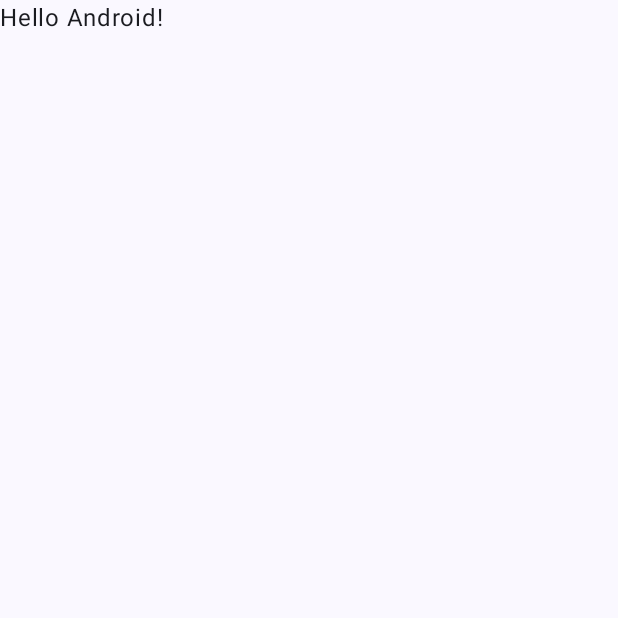
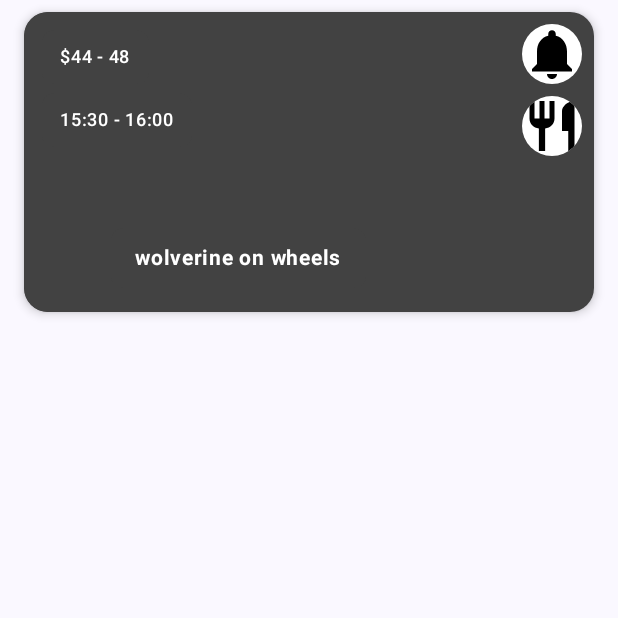
Before and after one commit to sneakout-app/m-and, an Android app built with Jetpack Compose: the screen it shows after launch (MainActivity), on a phone screen of 412 x 824 dp, the top half of it. Before the commit the part shown is almost empty. Run offline under Robolectric (Android 15) with nearby library versions, the phone set to English and light mode, and no system bars.

Commit message:
Some frontend

```diff
--- a/app/build.gradle.kts
+++ b/app/build.gradle.kts
@@ -50,6 +50,7 @@ dependencies {
     implementation(libs.androidx.compose.ui.graphics)
     implementation(libs.androidx.compose.ui.tooling.preview)
     implementation(libs.androidx.compose.material3)
+    implementation("androidx.compose.material:material-icons-extended")
     testImplementation(libs.junit)
     androidTestImplementation(libs.androidx.junit)
     androidTestImplementation(libs.androidx.espresso.core)
--- a/app/src/main/java/com/example/openfoodmaps/MainActivity.kt
+++ b/app/src/main/java/com/example/openfoodmaps/MainActivity.kt
@@ -11,6 +11,7 @@ import androidx.compose.material3.Text
 import androidx.compose.runtime.Composable
 import androidx.compose.ui.Modifier
 import androidx.compose.ui.tooling.preview.Preview
+import com.example.openfoodmaps.ui.components.CardListing
 import com.example.openfoodmaps.ui.theme.OpenFoodMapsTheme
 
 class MainActivity : ComponentActivity() {
@@ -20,8 +21,7 @@ class MainActivity : ComponentActivity() {
         setContent {
             OpenFoodMapsTheme {
                 Scaffold(modifier = Modifier.fillMaxSize()) { innerPadding ->
-                    Greeting(
-                        name = "Android",
+                    CardListing(
                         modifier = Modifier.padding(innerPadding)
                     )
                 }
--- /dev/null
+++ b/app/src/main/java/com/example/openfoodmaps/ui/components/CardListing.kt
@@ -0,0 +1,324 @@
+package com.example.openfoodmaps.ui.components
+
+import androidx.compose.animation.core.animateFloatAsState
+import androidx.compose.animation.core.tween
+import androidx.compose.foundation.background
+import androidx.compose.foundation.layout.Box
+import androidx.compose.foundation.layout.Column
+import androidx.compose.foundation.layout.fillMaxHeight
+import androidx.compose.foundation.layout.fillMaxWidth
+import androidx.compose.foundation.layout.height
+import androidx.compose.foundation.layout.offset
+import androidx.compose.foundation.layout.padding
+import androidx.compose.foundation.layout.Spacer
+import androidx.compose.foundation.shape.RoundedCornerShape
+import androidx.compose.material.icons.Icons
+import androidx.compose.material.icons.filled.Close
+import androidx.compose.material.icons.filled.Notifications
+import androidx.compose.material.icons.filled.Restaurant
+import androidx.compose.material3.Card
+import androidx.compose.material3.CardDefaults
+import androidx.compose.material3.Text
+import androidx.compose.runtime.Composable
+import androidx.compose.runtime.LaunchedEffect
+import androidx.compose.runtime.getValue
+import androidx.compose.runtime.mutableStateOf
+import androidx.compose.runtime.remember
+import androidx.compose.runtime.setValue
+import androidx.compose.ui.Alignment
+import androidx.compose.ui.Modifier
+import androidx.compose.ui.draw.clip
+import androidx.compose.ui.geometry.Offset
+import androidx.compose.ui.geometry.Rect
+import androidx.compose.ui.geometry.Size
+import androidx.compose.ui.graphics.Color
+import androidx.compose.ui.graphics.Outline
+import androidx.compose.ui.graphics.Path
+import androidx.compose.ui.graphics.Shape
+import androidx.compose.ui.layout.onGloballyPositioned
+import androidx.compose.ui.layout.positionInParent
+import androidx.compose.ui.layout.positionInRoot
+import androidx.compose.ui.text.font.FontWeight
+import androidx.compose.ui.unit.Density
+import androidx.compose.ui.unit.LayoutDirection
+import androidx.compose.ui.unit.dp
+import androidx.compose.ui.unit.sp
+import kotlin.math.sqrt
+import kotlinx.coroutines.delay
+
+@Composable
+fun CardListing(
+    modifier: Modifier = Modifier,
+    priceRange: String = "$44 - 48",
+    timeRange: String = "15:30 - 16:00",
+    title: String = "wolverine on wheels"
+) {
+    var isFlipped by remember { mutableStateOf(false) }
+    var notificationsEnabled by remember { mutableStateOf(false) }
+    var isAnimating by remember { mutableStateOf(false) }
+    var cardSize by remember { mutableStateOf(Size.Zero) }
+    var buttonPosition by remember { mutableStateOf(Offset.Zero) }
+
+    // Animation progress (0f to 1f)
+    val animationProgress by animateFloatAsState(
+        targetValue = if (isAnimating) 1f else 0f,
+        animationSpec = tween(durationMillis = 800),
+        label = "spreadAnimation"
+    )
+
+    // Calculate the maximum radius needed to cover the entire card from the button position
+    val maxRadius = remember(cardSize, buttonPosition) {
+        if (cardSize.width > 0 && cardSize.height > 0 && buttonPosition != Offset.Zero) {
+            val distances = listOf(
+                sqrt(buttonPosition.x * buttonPosition.x + buttonPosition.y * buttonPosition.y),
+                sqrt((cardSize.width - buttonPosition.x) * (cardSize.width - buttonPosition.x) + buttonPosition.y * buttonPosition.y),
+                sqrt(buttonPosition.x * buttonPosition.x + (cardSize.height - buttonPosition.y) * (cardSize.height - buttonPosition.y)),
+                sqrt((cardSize.width - buttonPosition.x) * (cardSize.width - buttonPosition.x) + (cardSize.height - buttonPosition.y) * (cardSize.height - buttonPosition.y))
+            )
+            distances.maxOrNull() ?: 0f
+        } else {
+            0f
+        }
+    }
+
+    val currentRadius = maxRadius * animationProgress
+
+    // Determine colors based on flip state
+    val baseCardColor = Color(0xFF424242) // Dark gray (not flipped)
+    val flippedCardColor = Color(0xFFE0E0E0) // Light gray (flipped)
+
+    val badgeColor = if (isFlipped) Color.Black else Color(0xFF424242)
+    val badgeTextColor = Color.White
+    val titleBadgeColor = if (isFlipped) Color(0xFFE0E0E0) else Color(0xFF424242)
+    val titleTextColor = if (isFlipped) Color.Black else Color.White
+    val buttonBgColor = if (isFlipped) Color.Black else Color.White
+    val buttonIconColor = if (isFlipped) Color.White else Color.Black
+
+    Card(
+        modifier = modifier
+            .fillMaxWidth()
+            .padding(horizontal = 16.dp, vertical = 8.dp),
+        shape = RoundedCornerShape(16.dp),
+        colors = CardDefaults.cardColors(containerColor = baseCardColor),
+        elevation = CardDefaults.cardElevation(defaultElevation = 4.dp)
+    ) {
+        Box(
+            modifier = Modifier
+                .fillMaxWidth()
+                .height(200.dp)
+                .onGloballyPositioned { coordinates ->
+                    cardSize = Size(
+                        coordinates.size.width.toFloat(),
+                        coordinates.size.height.toFloat()
+                    )
+                }
+        ) {
+            // Base content (always visible)
+            CardContent(
+                isFlipped = false,
+                cardColor = baseCardColor,
+                badgeColor = Color(0xFF424242),
+                badgeTextColor = badgeTextColor,
+                titleBadgeColor = Color(0xFF424242),
+                titleTextColor = Color.White,
+                priceRange = priceRange,
+                timeRange = timeRange,
+                title = title
+            )
+
+            // Animated overlay that spreads from the button
+            if (animationProgress > 0f && currentRadius > 0f && buttonPosition != Offset.Zero) {
+                Box(
+                    modifier = Modifier
+                        .fillMaxWidth()
+                        .fillMaxHeight()
+                        .clip(
+                            object : Shape {
+                                override fun createOutline(
+                                    size: Size,
+                                    layoutDirection: LayoutDirection,
+                                    density: Density
+                                ): Outline {
+                                    val path = Path().apply {
+                                        addOval(
+                                            Rect(
+                                                offset = Offset(
+                                                    buttonPosition.x - currentRadius,
+                                                    buttonPosition.y - currentRadius
+                                                ),
+                                                size = Size(
+                                                    currentRadius * 2,
+                                                    currentRadius * 2
+                                                )
+                                            )
+                                        )
+                                    }
+                                    return Outline.Generic(path)
+                                }
+                            }
+                        )
+                ) {
+                    // Flipped content overlay (only visible within the circle)
+                    CardContent(
+                        isFlipped = isFlipped,
+                        cardColor = if (isFlipped) flippedCardColor else baseCardColor,
+                        badgeColor = if (isFlipped) Color.Black else Color(0xFF424242),
+                        badgeTextColor = badgeTextColor,
+                        titleBadgeColor = if (isFlipped) Color(0xFFE0E0E0) else Color(0xFF424242),
+                        titleTextColor = if (isFlipped) Color.Black else Color.White,
+                        priceRange = priceRange,
+                        timeRange = timeRange,
+                        title = title
+                    )
+                }
+            }
+
+            // Buttons on the top right edge
+            Column(
+                modifier = Modifier
+                    .align(Alignment.TopEnd)
+                    .offset(x = (-8).dp, y = 8.dp),
+                horizontalAlignment = Alignment.End
+            ) {
+                // Notification button
+                CircularButton(
+                    icon = Icons.Default.Notifications,
+                    onClick = {
+                        notificationsEnabled = !notificationsEnabled
+                    },
+                    backgroundColor = buttonBgColor,
+                    iconColor = buttonIconColor,
+                    size = 40.dp
+                )
+
+                Spacer(modifier = Modifier.height(8.dp))
+
+                // Flip/Menu button (changes icon based on state)
+// Flip/Menu button (changes icon based on state)
+                Box(
+                    modifier = Modifier.onGloballyPositioned { coordinates ->
+                        // Get the position of the button's center relative to its parent.
+                        // The parent is the Column aligned to the TopEnd.
+                        val positionInParent = coordinates.positionInParent()
+
+                        // The parent Column is offset, so we need to account for that.
+                        // The Column is inside the main Box, so we can find its position
+                        // relative to the root of the layout.
+                        val rootPosition = coordinates.positionInRoot()
+
+                        // Since the main Box is the root of this component's layout,
+                        // positionInRoot() gives us the coordinates relative to it.
+                        buttonPosition = Offset(
+                            rootPosition.x + coordinates.size.width / 2f,
+                            rootPosition.y + coordinates.size.height / 2f
+                        )
+                    }
+                )
+ {
+                    CircularButton(
+                        icon = if (isFlipped) Icons.Default.Close else Icons.Default.Restaurant,
+                        onClick = {
+                            isAnimating = true
+                            isFlipped = !isFlipped
+                        },
+                        backgroundColor = buttonBgColor,
+                        iconColor = buttonIconColor,
+                        size = 40.dp
+                    )
+                }
+            }
+        }
+    }
+
+    // Reset animation state after completion
+    LaunchedEffect(isAnimating) {
+        if (isAnimating) {
+            delay(800)
+            isAnimating = false
+        }
+    }
+}
+
+@Composable
+private fun CardContent(
+    isFlipped: Boolean,
+    cardColor: Color,
+    badgeColor: Color,
+    badgeTextColor: Color,
+    titleBadgeColor: Color,
+    titleTextColor: Color,
+    priceRange: String,
+    timeRange: String,
+    title: String
+) {
+    Box(
+        modifier = Modifier
+            .fillMaxWidth()
+            .fillMaxHeight()
+    ) {
+        // Large image/content area on the left
+        Box(
+            modifier = Modifier
+                .fillMaxHeight()
+                .fillMaxWidth(0.75f)
+                .background(
+                    cardColor,
+                    RoundedCornerShape(topStart = 16.dp, bottomStart = 16.dp)
+                )
+                .clip(RoundedCornerShape(topStart = 16.dp, bottomStart = 16.dp))
+        ) {
+            // Overlay badges in top-left
+            Column(
+                modifier = Modifier
+                    .align(Alignment.TopStart)
+                    .padding(12.dp)
+            ) {
+                // Price badge
+                Box(
+                    modifier = Modifier
+                        .background(badgeColor, RoundedCornerShape(8.dp))
+                        .padding(horizontal = 12.dp, vertical = 6.dp)
+                ) {
+                    Text(
+                        text = priceRange,
+                        color = badgeTextColor,
+                        fontSize = 12.sp,
+                        fontWeight = FontWeight.Medium
+                    )
+                }
+
+                Spacer(modifier = Modifier.height(6.dp))
+
+                // Time badge
+                Box(
+                    modifier = Modifier
+                        .background(badgeColor, RoundedCornerShape(8.dp))
+                        .padding(horizontal = 12.dp, vertical = 6.dp)
+                ) {
+                    Text(
+                        text = timeRange,
+                        color = badgeTextColor,
+                        fontSize = 12.sp,
+                        fontWeight = FontWeight.Medium
+                    )
+                }
+            }
+
+            // Title badge at bottom-center
+            Box(
+                modifier = Modifier
+                    .align(Alignment.BottomCenter)
+                    .offset(y = (-16).dp)
+                    .background(titleBadgeColor, RoundedCornerShape(8.dp))
+                    .padding(horizontal = 16.dp, vertical = 8.dp)
+            ) {
+                Text(
+                    text = title,
+                    color = titleTextColor,
+                    fontSize = 14.sp,
+                    fontWeight = FontWeight.Bold
+                )
+            }
+        }
+    }
+}
--- /dev/null
+++ b/app/src/main/java/com/example/openfoodmaps/ui/components/CircularButton.kt
@@ -0,0 +1,39 @@
+package com.example.openfoodmaps.ui.components
+
+import androidx.compose.foundation.clickable
+import androidx.compose.foundation.layout.size
+import androidx.compose.foundation.shape.CircleShape
+import androidx.compose.material3.Icon
+import androidx.compose.material3.Surface
+import androidx.compose.runtime.Composable
+import androidx.compose.ui.Modifier
+import androidx.compose.ui.graphics.Color
+import androidx.compose.ui.graphics.vector.ImageVector
+import androidx.compose.ui.unit.Dp
+import androidx.compose.ui.unit.dp
+
+@Composable
+fun CircularButton(
+    icon: ImageVector,
+    onClick: () -> Unit,
+    modifier: Modifier = Modifier,
+    size: Dp = 48.dp,
+    backgroundColor: Color = Color.Black,
+    iconColor: Color = Color.White,
+    padding: Dp = 8.dp
+) {
+    Surface(
+        modifier = modifier
+            .size(size)
+            .clickable(onClick = onClick),
+        shape = CircleShape,
+        color = backgroundColor
+    ) {
+        Icon(
+            imageVector = icon,
+            contentDescription = null,
+            modifier = Modifier.size(size * 0.6f),
+            tint = iconColor
+        )
+    }
+}
```
Also changed, not shown: 1 other file.
